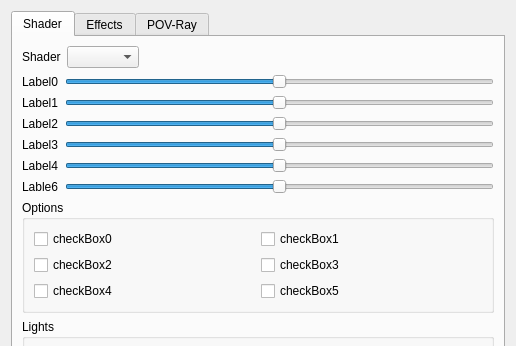
Qt form src/Viewer/ShaderDialog.ui (stone-Glitch/IQmol-for-Chinese) before a commit; both pictures show x 0 to 516 and y 0 to 346 of the 516 by 607 pixel window.
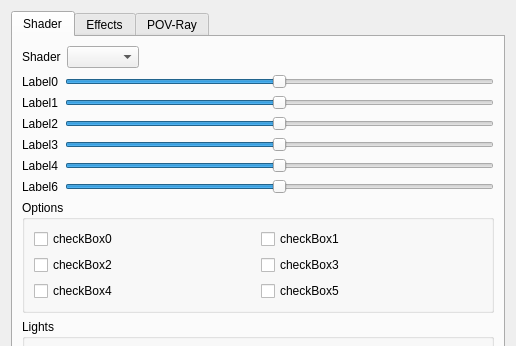
The same form after that commit.

What changed in the file:
```diff
--- a/src/Viewer/ShaderDialog.ui
+++ b/src/Viewer/ShaderDialog.ui
@@ -176,7 +176,7 @@
          <item row="5" column="0">
           <widget class="QLabel" name="label5">
            <property name="text">
-            <string>Lable6</string>
+            <string>Label6</string>
            </property>
           </widget>
          </item>
```
